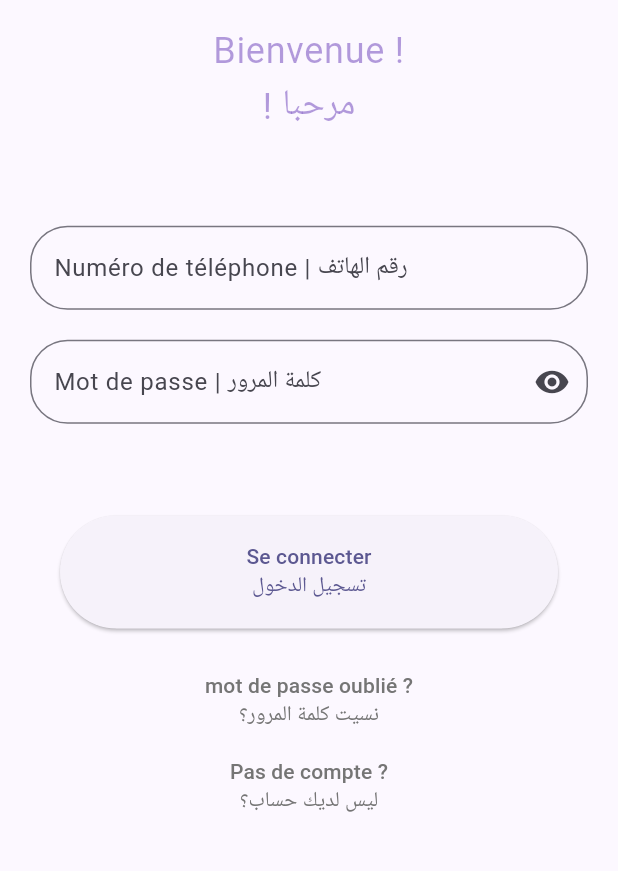
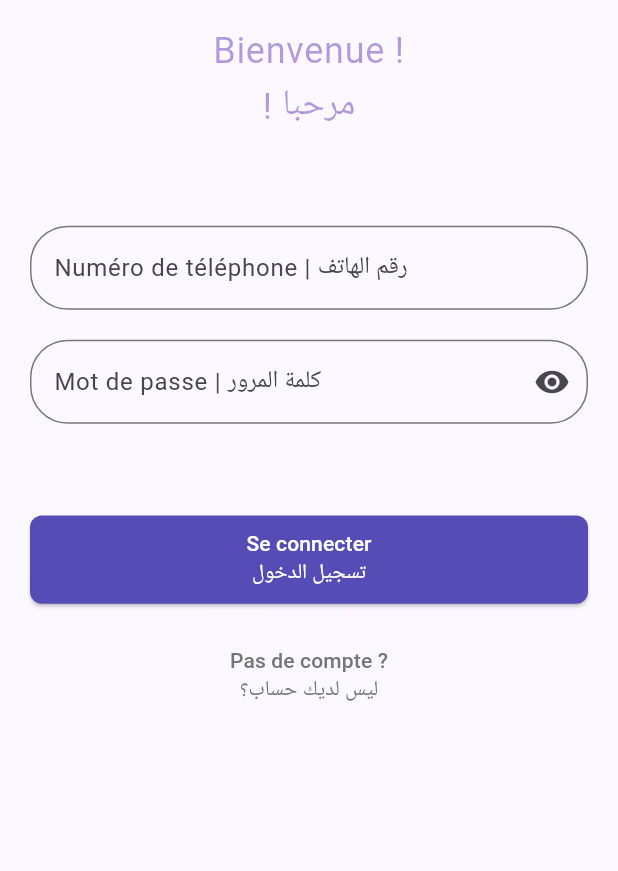
Before and after one commit to hamzaSghaier/lupus, a Flutter app: the screen it shows after launch, on a phone screen of 412 x 824 dp, the part 169-1040 px from its top. Run offline on Flutter 3.47's test engine with Material 3 defaults, Android fonts, the phone set to English and light mode, and no system bars; our stand-ins replace awesome_dialog, awesome_notifications, camera, convex_bottom_bar, flutter_local_notifications, flutter_svg and 6 more; missing offline and left inert: disable_battery_optimization, syncfusion_flutter_pdfviewer, widget_zoom; accounts and stored records are empty; project files that could hold a hidden picture were left out.

Commit message:
fix navigation back

```diff
--- a/lib/screens/login.dart
+++ b/lib/screens/login.dart
@@ -1,6 +1,7 @@
 import 'package:awesome_dialog/awesome_dialog.dart';
 import 'package:flutter/material.dart';
 import 'package:get/get.dart';
+import 'package:tulup/constants/colors.dart';
 import 'package:tulup/entity/profile.dart';
 import 'package:tulup/screens/dashboard.dart';
 import 'package:tulup/screens/signup.dart';
@@ -27,7 +28,12 @@ class _LoginScreenState extends State<LoginScreen> {
       Profile? profile = await FileService.getProfileByLogin(
           loginController.text, passwordController.text);
       if (profile != null) {
-        Get.to(const DashboardScreen());
+        //Get.to(const DashboardScreen());
+        Navigator.pushAndRemoveUntil(
+          context,
+          MaterialPageRoute(builder: (context) => const DashboardScreen()),
+          (Route<dynamic> route) => false,
+        );
       } else {
         AwesomeDialog(
                 dialogType: DialogType.error,
@@ -127,16 +133,21 @@ class _LoginScreenState extends State<LoginScreen> {
                   height: MediaQuery.of(context).size.height * 0.05,
                 ),
                 Container(
-                  height: MediaQuery.of(context).size.height * 0.14,
-                  padding: const EdgeInsets.all(20),
+                  height: MediaQuery.of(context).size.height * 0.12,
+                  padding: const EdgeInsets.symmetric(vertical: 20),
                   child: ElevatedButton(
                     style: ElevatedButton.styleFrom(
+                      backgroundColor: seedColor,
+                      shape: RoundedRectangleBorder(
+                        borderRadius: BorderRadius.circular(8),
+                      ),
                       minimumSize: Size.fromHeight(
-                          MediaQuery.of(context).size.height * 0.1),
+                          MediaQuery.of(context).size.height * 0.12),
                     ),
                     child: const Text(
                       'Se connecter\nتسجيل الدخول',
                       textAlign: TextAlign.center,
+                      style: TextStyle(color: Colors.white),
                     ),
                     onPressed: () {
                       if (_formKey.currentState!.validate()) {
@@ -145,14 +156,14 @@ class _LoginScreenState extends State<LoginScreen> {
                     },
                   ),
                 ),
-                TextButton(
-                  onPressed: () {},
-                  child: Text(
-                    'mot de passe oublié ?\nنسيت كلمة المرور؟',
-                    textAlign: TextAlign.center,
-                    style: TextStyle(color: Colors.grey[600]),
-                  ),
-                ),
+                // TextButton(
+                //   onPressed: () {},
+                //   child: Text(
+                //     'mot de passe oublié ?\nنسيت كلمة المرور؟',
+                //     textAlign: TextAlign.center,
+                //     style: TextStyle(color: Colors.grey[600]),
+                //   ),
+                // ),
                 if (profile == null)
                   TextButton(
                     onPressed: () {
```
Also changed, not shown: lib/screens/bilan/widgets/rdv_widget.dart (+17 -1 lines), lib/screens/signup.dart (+18 -10 lines).
